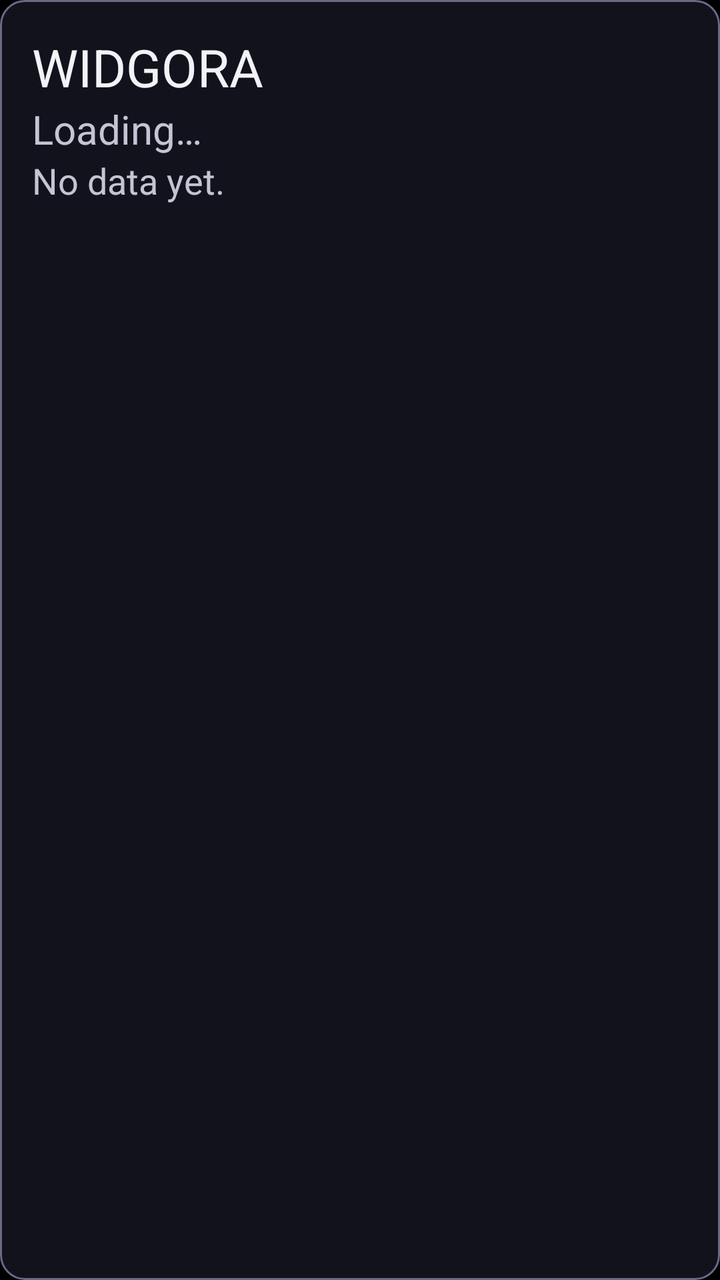
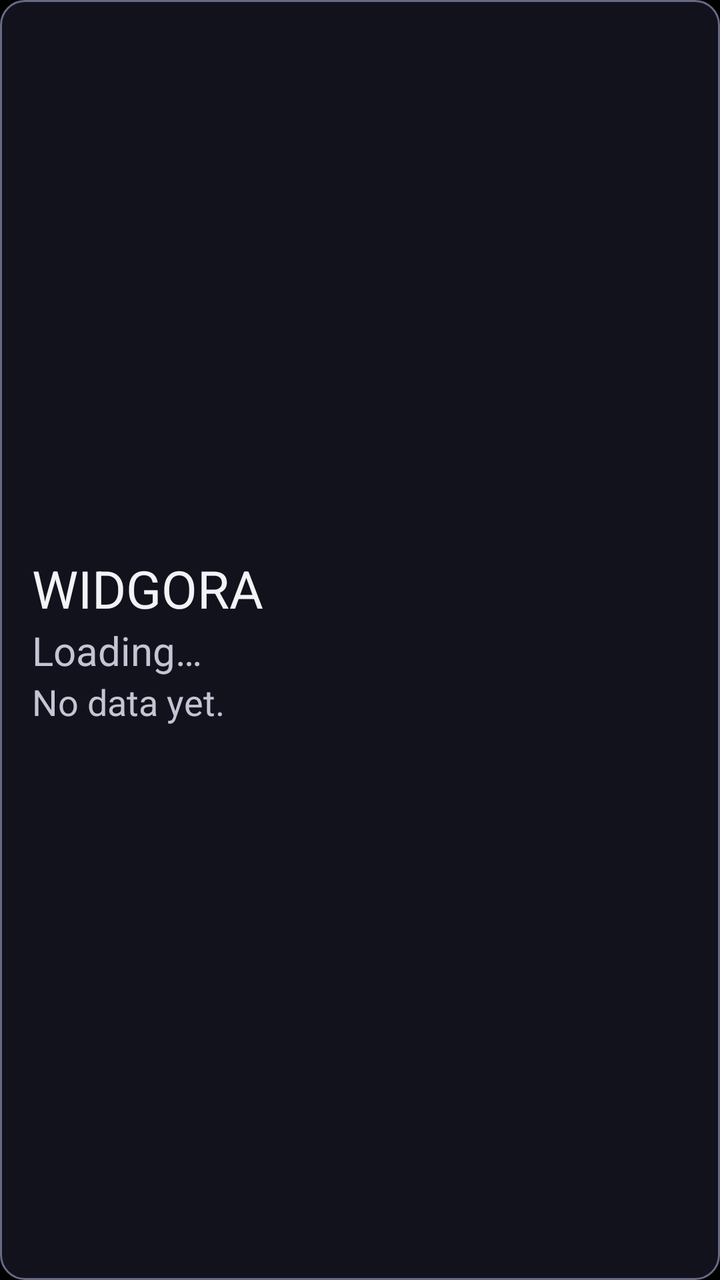

Two renders of the same Android screen: before a commit and after it. Below are the layout's source before the change and the commit's diff.
<!-- AndroidManifest.xml: application theme Theme.Widgora -->
<!-- res/layout/widget_counts.xml -->
<?xml version="1.0" encoding="utf-8"?>
<LinearLayout xmlns:android="http://schemas.android.com/apk/res/android"
    android:id="@+id/widget_root"
    android:layout_width="match_parent"
    android:layout_height="match_parent"
    android:background="@drawable/widget_background"
    android:contentDescription="@string/widget_open_app"
    android:focusable="true"
    android:orientation="vertical"
    android:padding="@dimen/widget_padding">

    <TextView
        android:id="@+id/widget_title"
        android:layout_width="match_parent"
        android:layout_height="wrap_content"
        android:ellipsize="end"
        android:maxLines="1"
        android:text="@string/app_name"
        android:textColor="@color/widget_on_surface"
        android:textSize="@dimen/widget_text_title" />

    <TextView
        android:id="@+id/widget_counts"
        android:layout_width="match_parent"
        android:layout_height="wrap_content"
        android:ellipsize="end"
        android:maxLines="1"
        android:textColor="@color/widget_on_surface"
        android:textSize="@dimen/widget_text_counts"
        android:visibility="gone" />

    <TextView
        android:id="@+id/widget_state"
        android:layout_width="match_parent"
        android:layout_height="wrap_content"
        android:ellipsize="end"
        android:maxLines="1"
        android:text="@string/dashboard_state_loading"
        android:textColor="@color/widget_on_surface_muted"
        android:textSize="@dimen/widget_text_state" />

    <TextView
        android:id="@+id/widget_footer"
        android:layout_width="match_parent"
        android:layout_height="wrap_content"
        android:ellipsize="end"
        android:maxLines="1"
        android:text="@string/dashboard_no_data_yet"
        android:textColor="@color/widget_on_surface_muted"
        android:textSize="@dimen/widget_text_footer" />

</LinearLayout>
<!-- resources referenced by this layout -->
<resources>
  <color name="widget_on_surface">#FFF2F2F7</color>
  <color name="widget_on_surface_muted">#FFC3C5D4</color>
  <dimen name="widget_padding">16dp</dimen>
  <dimen name="widget_text_counts">44sp</dimen>
  <dimen name="widget_text_footer">18sp</dimen>
  <dimen name="widget_text_state">20sp</dimen>
  <dimen name="widget_text_title">26sp</dimen>
  <!-- drawable widget_background (drawable) -->
  <?xml version="1.0" encoding="utf-8"?>
  <selector xmlns:android="http://schemas.android.com/apk/res/android">
  
      <item android:state_focused="true">
          <shape android:shape="rectangle">
              <solid android:color="@color/widget_surface" />
              <corners android:radius="@dimen/widget_corner_radius" />
              <stroke
                  android:width="@dimen/widget_focus_border"
                  android:color="@color/widget_focus" />
          </shape>
      </item>
  
      <item>
          <shape android:shape="rectangle">
              <solid android:color="@color/widget_surface" />
              <corners android:radius="@dimen/widget_corner_radius" />
              <stroke
                  android:width="@dimen/widget_resting_border"
                  android:color="@color/widget_outline" />
          </shape>
      </item>
  
  </selector>
  <string name="app_name" translatable="false">WIDGORA</string>
  <string name="dashboard_no_data_yet">No data yet.</string>
  <string name="dashboard_state_loading">Loading…</string>
  <string name="widget_open_app">Open WIDGORA</string>
  <style name="Theme.Widgora" parent="@android:style/Theme.Material.NoActionBar">
          
          <item name="android:windowBackground">@android:color/background_dark</item>
      </style>
  <color name="widget_surface">#FF12121C</color>
  <dimen name="widget_corner_radius">12dp</dimen>
  <dimen name="widget_focus_border">4dp</dimen>
  <color name="widget_focus">#FFFFFFFF</color>
  <dimen name="widget_resting_border">1dp</dimen>
  <color name="widget_outline">#FF666A85</color>
</resources>

<!-- the commit's change to res/layout/widget_counts.xml (unified diff, before → after) -->
@@ -6,6 +6,7 @@
     android:background="@drawable/widget_background"
     android:contentDescription="@string/widget_open_app"
     android:focusable="true"
+    android:gravity="center_vertical"
     android:orientation="vertical"
     android:padding="@dimen/widget_padding">
 
@@ -19,12 +20,19 @@
         android:textColor="@color/widget_on_surface"
         android:textSize="@dimen/widget_text_title" />
 
+    
     <TextView
         android:id="@+id/widget_counts"
         android:layout_width="match_parent"
-        android:layout_height="wrap_content"
+        android:layout_height="0dp"
+        android:layout_weight="1"
+        android:autoSizeMaxTextSize="@dimen/widget_counts_autosize_max"
+        android:autoSizeMinTextSize="@dimen/widget_counts_autosize_min"
+        android:autoSizeStepGranularity="@dimen/widget_counts_autosize_step"
+        android:autoSizeTextType="uniform"
         android:ellipsize="end"
-        android:maxLines="1"
+        android:gravity="center_vertical|start"
+        android:maxLines="2"
         android:textColor="@color/widget_on_surface"
         android:textSize="@dimen/widget_text_counts"
         android:visibility="gone" />
<!-- resource entries referenced after the edit -->
@@ -2,6 +2,9 @@
 <resources>
   <color name="widget_on_surface">#FFF2F2F7</color>
   <color name="widget_on_surface_muted">#FFC3C5D4</color>
+  <dimen name="widget_counts_autosize_max">96sp</dimen>
+  <dimen name="widget_counts_autosize_min">18sp</dimen>
+  <dimen name="widget_counts_autosize_step">2sp</dimen>
   <dimen name="widget_padding">16dp</dimen>
   <dimen name="widget_text_counts">44sp</dimen>
   <dimen name="widget_text_footer">18sp</dimen>
